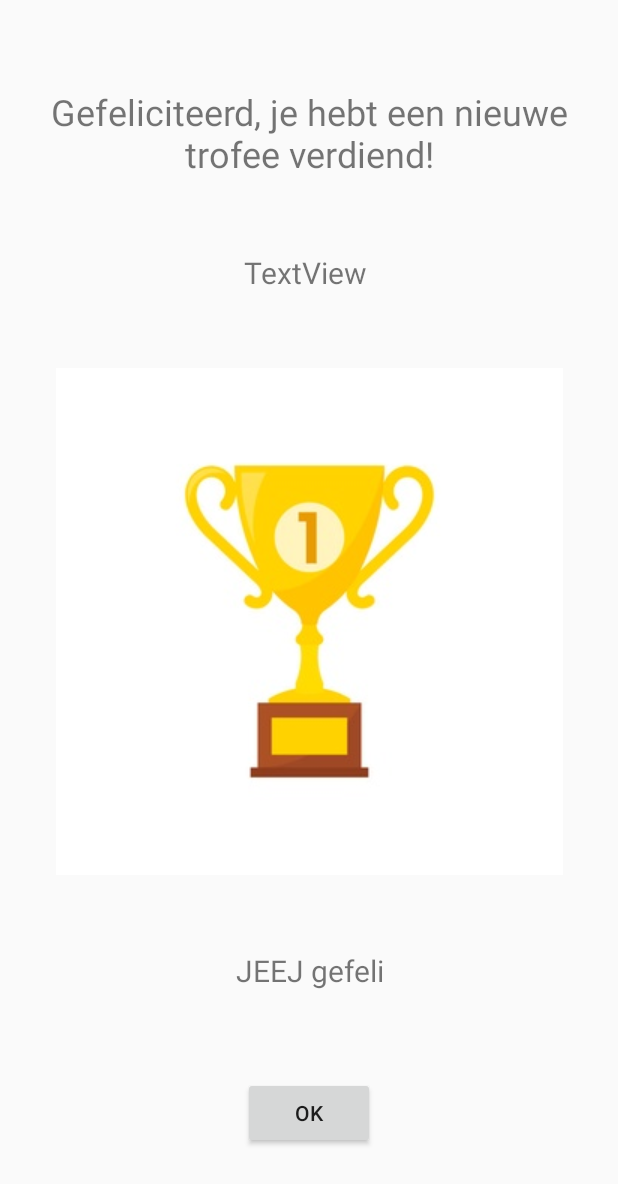
After one commit to sannedonker/mprog-final-project, an Android app: the TrophyEarnedActivity screen opened directly, with no data from a screen before it, on a phone screen of 412 x 824 dp. The commit adds this screen. Shown: the top 1184 px of the screen. Run offline under Robolectric (Android 15) with nearby library versions, the light colour scheme and no system bars; 5 statements that could not run were skipped.

Commit message:
Scherm dat je trofee hebt verdiend als je hem hebt verdiend en onclicklistener in trophyactivity

```diff
--- a/app/build.gradle
+++ b/app/build.gradle
@@ -34,6 +34,7 @@ dependencies {
     implementation 'com.android.support:design:28.0.0'
     implementation 'com.android.support:gridlayout-v7:28.0.0'
     // external implementations
+
 //    implementation 'com.github.lecho:hellocharts-library:1.5.8@aar'
 //    implementation 'com.github.lecho:hellocharts-android:v1.5.8'
 //    implementation files('libs/hellocharts-library-1.5.8.jar')
--- a/app/src/main/AndroidManifest.xml
+++ b/app/src/main/AndroidManifest.xml
@@ -9,6 +9,7 @@
         android:roundIcon="@mipmap/ic_launcher_round"
         android:supportsRtl="true"
         android:theme="@style/AppTheme">
+        <activity android:name=".TrophyEarnedActivity"></activity>
         <activity android:name=".MainActivity">
             <intent-filter>
                 <action android:name="android.intent.action.MAIN" />
@@ -26,7 +27,8 @@
         <activity android:name=".ResultListActivity" />
         <activity android:name=".BeginActivity" />
         <activity android:name=".ResultListSpecificActivity" />
-        <activity android:name=".TrophyActivity"></activity>
+        <activity android:name=".TrophyActivity" />
+        <activity android:name=".TrophySpecificActivity" />
     </application>
 
 </manifest>
--- a/app/src/main/java/com/example/gebruiker/tafelsoefenen/DatabaseHelper.java
+++ b/app/src/main/java/com/example/gebruiker/tafelsoefenen/DatabaseHelper.java
@@ -70,6 +70,7 @@ public class DatabaseHelper extends SQLiteOpenHelper {
     // select needed exercises from database
     public Cursor selectExercises(ArrayList exercisesList) {
 
+        // TODO dit in een losse functie zetten want gebruik het ook in trophyDB
         // convert exercisesList to string
         String multiplications = "(";
         for (int i = 0; i < exercisesList.size(); i ++) {
--- a/app/src/main/java/com/example/gebruiker/tafelsoefenen/ResultListAdapter.java
+++ b/app/src/main/java/com/example/gebruiker/tafelsoefenen/ResultListAdapter.java
@@ -41,8 +41,6 @@ public class ResultListAdapter extends ArrayAdapter {
         TextView exerciseView = ((TextView) convertView.findViewById(R.id.exercise_tv));
         exerciseView.setText(current_exercise.getMultiplication());
         TextView answerView = ((TextView) convertView.findViewById(R.id.answer_tv));
-        Log.d("test", "getView: answerView" + answerView);
-        Log.d("test", "getView: answer " + current_exercise.getAnswer());
         String test = String.valueOf(current_exercise.getAnswer());
         answerView.setText(test);
 
--- a/app/src/main/java/com/example/gebruiker/tafelsoefenen/SpecificActivity.java
+++ b/app/src/main/java/com/example/gebruiker/tafelsoefenen/SpecificActivity.java
@@ -49,7 +49,7 @@ public class SpecificActivity extends AppCompatActivity {
     public void practiceClick(View view) {
 
         if (practiceList.size() == 0) {
-            Toast.makeText(this,"Select at least one multiplication",Toast.LENGTH_LONG).show();
+            Toast.makeText(this,"Selecteer tenminste één tafel",Toast.LENGTH_LONG).show();
         } else {
 
             // create a list with (amount of exercises, boolean, multiplications that need to be practiced)
--- /dev/null
+++ b/app/src/main/java/com/example/gebruiker/tafelsoefenen/TrophyEarnedActivity.java
@@ -0,0 +1,67 @@
+package com.example.gebruiker.tafelsoefenen;
+
+import android.content.Intent;
+import android.support.v7.app.AppCompatActivity;
+import android.os.Bundle;
+import android.util.Log;
+import android.view.View;
+import android.widget.TextView;
+
+import java.util.ArrayList;
+
+public class TrophyEarnedActivity extends AppCompatActivity {
+
+    ArrayList<Trophy> newTrophies;
+    ArrayList<Exercise> resultExercises = new ArrayList<>();
+    ArrayList<Integer> givenAnswers = new ArrayList<>();
+
+    @Override
+    protected void onCreate(Bundle savedInstanceState) {
+        super.onCreate(savedInstanceState);
+        setContentView(R.layout.activity_trophy_earned);
+
+        Log.d("test", "onCreate: kom ik hier???");
+
+        Intent intent = getIntent();
+        ArrayList<Integer> trophiesEarned = intent.getIntegerArrayListExtra("trophiesEarned");
+        resultExercises = (ArrayList<Exercise>) intent.getSerializableExtra("resultExercises");
+        givenAnswers = intent.getIntegerArrayListExtra("givenAnswers");
+
+        // select newly earned trophies
+        TrophyDatabaseHelper db = TrophyDatabaseHelper.getInstance(getApplicationContext());
+        newTrophies = db.selectNewTrophies(trophiesEarned);
+
+        // set TextViews
+        TextView name = findViewById(R.id.name);
+        TextView description = findViewById(R.id.description);
+        name.setText(newTrophies.get(0).getName());
+        description.setText(newTrophies.get(0).getDescription());
+
+        newTrophies.remove(0);
+    }
+
+    public void newTrophyClick(View view) {
+
+        // check if more trophies are earned
+        if (newTrophies.size() >= 1) {
+            Trophy trophy = newTrophies.get(0);
+
+            // set TextViews
+            TextView name = findViewById(R.id.name);
+            TextView description = findViewById(R.id.description);
+            name.setText(trophy.getName());
+            description.setText(trophy.getDescription());
+
+            newTrophies.remove(0);
+        }
+
+        // go to resultListActivity
+        else {
+            Intent intent = new Intent(TrophyEarnedActivity.this, ResultListActivity.class);
+            intent.putExtra("resultExercises", resultExercises);
+            intent.putExtra("givenAnswers", givenAnswers);
+            startActivity(intent);
+        }
+
+    }
+}
--- a/app/src/main/res/layout/activity_specific.xml
+++ b/app/src/main/res/layout/activity_specific.xml
@@ -115,7 +115,7 @@
         android:layout_marginStart="8dp"
         android:layout_marginTop="67dp"
         android:layout_marginEnd="8dp"
-        android:text="Start practicing"
+        android:text="Start oefenen"
         android:onClick="practiceClick"
         app:layout_constraintBottom_toBottomOf="parent"
         app:layout_constraintEnd_toEndOf="parent"
--- /dev/null
+++ b/app/src/main/res/layout/activity_trophy_earned.xml
@@ -0,0 +1,79 @@
+<?xml version="1.0" encoding="utf-8"?>
+<android.support.constraint.ConstraintLayout xmlns:android="http://schemas.android.com/apk/res/android"
+    xmlns:app="http://schemas.android.com/apk/res-auto"
+    xmlns:tools="http://schemas.android.com/tools"
+    android:layout_width="match_parent"
+    android:layout_height="match_parent"
+    tools:context=".TrophyEarnedActivity">
+
+    <TextView
+        android:id="@+id/name"
+        android:layout_width="wrap_content"
+        android:layout_height="wrap_content"
+        android:layout_marginStart="8dp"
+        android:layout_marginEnd="8dp"
+        android:text="TextView"
+        android:textSize="20sp"
+        app:layout_constraintBottom_toTopOf="@+id/trophy_image"
+        app:layout_constraintEnd_toEndOf="parent"
+        app:layout_constraintHorizontal_bias="0.493"
+        app:layout_constraintStart_toStartOf="parent"
+        app:layout_constraintTop_toBottomOf="@+id/textView3" />
+
+    <ImageView
+        android:id="@+id/trophy_image"
+        android:layout_width="wrap_content"
+        android:layout_height="wrap_content"
+        android:layout_marginStart="8dp"
+        android:layout_marginEnd="8dp"
+        android:src="@drawable/trophy_1"
+        app:layout_constraintBottom_toTopOf="@+id/description"
+        app:layout_constraintEnd_toEndOf="parent"
+        app:layout_constraintStart_toStartOf="parent"
+        app:layout_constraintTop_toBottomOf="@+id/name" />
+
+    <TextView
+        android:id="@+id/description"
+        android:layout_width="wrap_content"
+        android:layout_height="wrap_content"
+        android:layout_marginStart="8dp"
+        android:layout_marginEnd="8dp"
+        android:gravity="center"
+        android:text="JEEJ gefeli"
+        android:textSize="20sp"
+        app:layout_constraintBottom_toTopOf="@+id/button8"
+        app:layout_constraintEnd_toEndOf="parent"
+        app:layout_constraintStart_toStartOf="parent"
+        app:layout_constraintTop_toBottomOf="@+id/trophy_image" />
+
+    <Button
+        android:id="@+id/button8"
+        android:layout_width="wrap_content"
+        android:layout_height="wrap_content"
+        android:layout_marginStart="8dp"
+        android:layout_marginTop="8dp"
+        android:layout_marginEnd="8dp"
+        android:layout_marginBottom="8dp"
+        android:onClick="newTrophyClick"
+        android:text="OK"
+        app:layout_constraintBottom_toBottomOf="parent"
+        app:layout_constraintEnd_toEndOf="parent"
+        app:layout_constraintStart_toStartOf="parent"
+        app:layout_constraintTop_toBottomOf="@+id/description" />
+
+    <TextView
+        android:id="@+id/textView3"
+        android:layout_width="wrap_content"
+        android:layout_height="wrap_content"
+        android:layout_marginStart="8dp"
+        android:layout_marginTop="8dp"
+        android:layout_marginEnd="8dp"
+        android:gravity="center"
+        android:text="Gefeliciteerd, je hebt een nieuwe trofee verdiend!"
+        android:textSize="24sp"
+        app:layout_constraintBottom_toTopOf="@+id/name"
+        app:layout_constraintEnd_toEndOf="parent"
+        app:layout_constraintStart_toStartOf="parent"
+        app:layout_constraintTop_toTopOf="parent" />
+
+</android.support.constraint.ConstraintLayout>
--- a/app/src/main/res/layout/trophy_item.xml
+++ b/app/src/main/res/layout/trophy_item.xml
@@ -25,7 +25,6 @@
         android:layout_marginStart="8dp"
         android:layout_marginTop="8dp"
         android:layout_marginEnd="8dp"
-        android:layout_marginBottom="8dp"
         android:text="Tafel van 1"
         android:textSize="24sp"
         app:layout_constraintBottom_toTopOf="@+id/trophy"
```
Also changed, not shown: app/src/main/java/com/example/gebruiker/tafelsoefenen/CalculateActivity.java (+37 -5 lines), app/src/main/java/com/example/gebruiker/tafelsoefenen/ResetActivity.java (+6 -4 lines), app/src/main/java/com/example/gebruiker/tafelsoefenen/Trophy.java (+27 -5 lines), app/src/main/java/com/example/gebruiker/tafelsoefenen/TrophyActivity.java (+30 -1 lines), app/src/main/java/com/example/gebruiker/tafelsoefenen/TrophyDatabaseHelper.java (+98 -1 lines), app/src/main/java/com/example/gebruiker/tafelsoefenen/TrophySpecificActivity.java (added, +33 -0 lines), app/src/main/res/layout/activity_trophy_specific.xml (added, +47 -0 lines).
